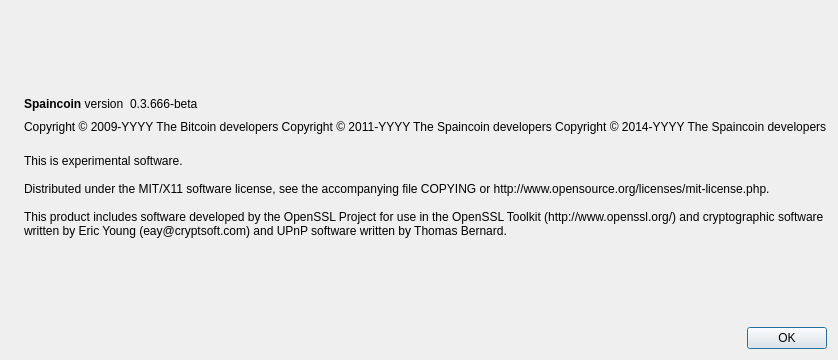
This is src/qt/forms/aboutdialog.ui in SpainCoinProject/spaincoin as Qt 5 draws it before an edit. The edited form follows.
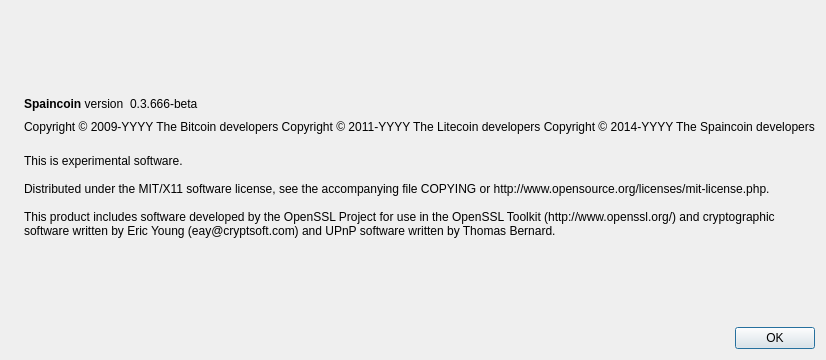
This is the edited form. Icons and pictures are not drawn.

What changed in the file:
```diff
--- a/src/qt/forms/aboutdialog.ui
+++ b/src/qt/forms/aboutdialog.ui
@@ -92,7 +92,7 @@
        </property>
        <property name="text">
         <string notr="true">Copyright &amp;copy; 2009-YYYY The Bitcoin developers
-Copyright &amp;copy; 2011-YYYY The Spaincoin developers
+Copyright &amp;copy; 2011-YYYY The Litecoin developers
 Copyright &amp;copy; 2014-YYYY The Spaincoin developers</string>
        </property>
        <property name="textFormat">
```
